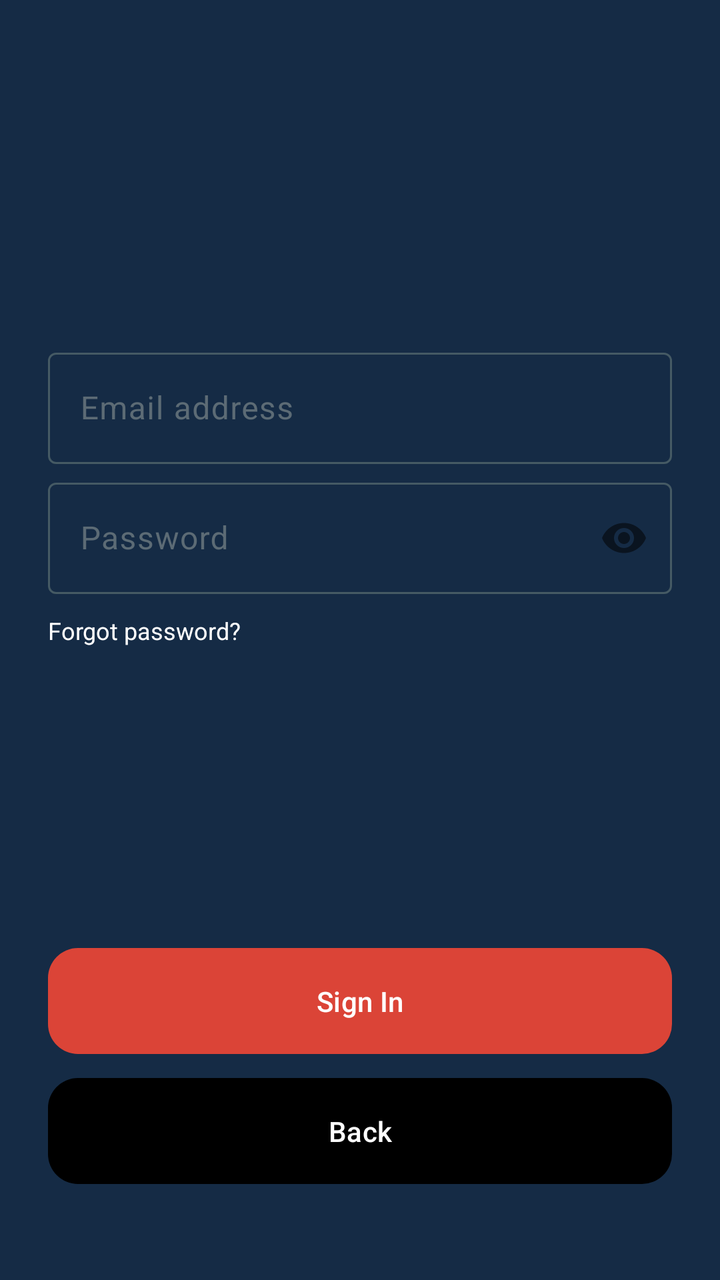
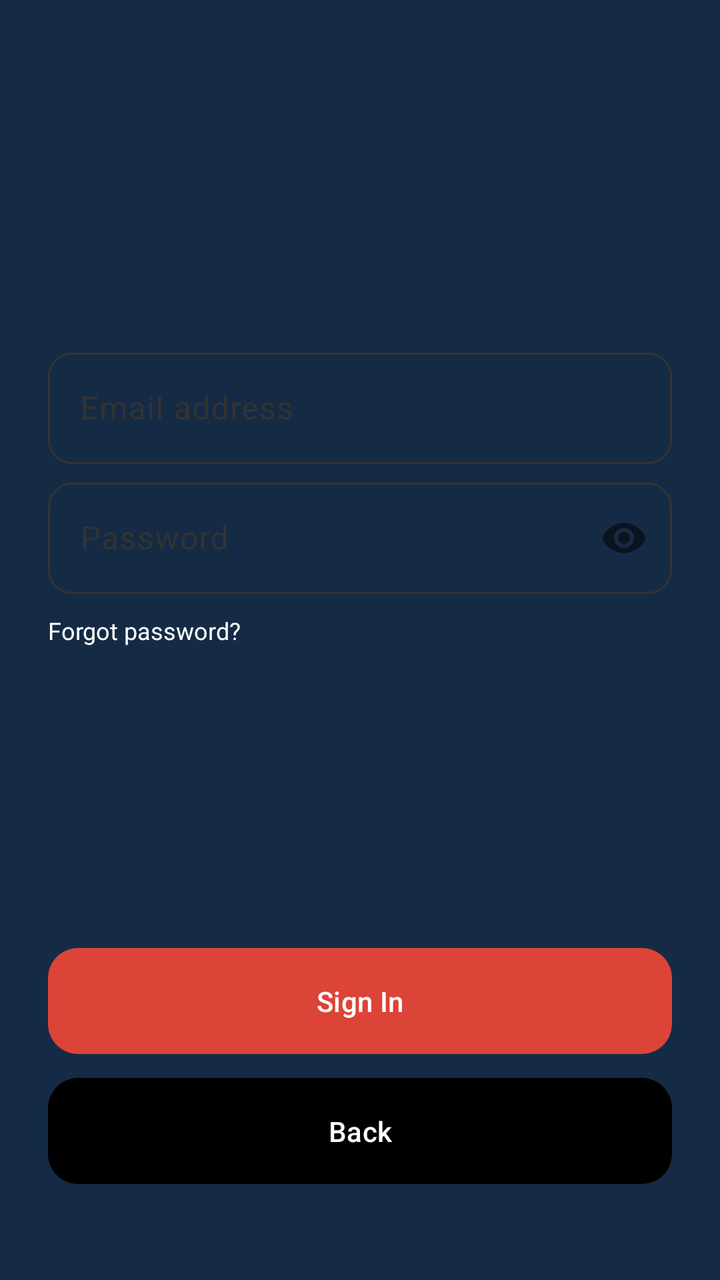

The first picture is an Android layout as it rendered before a commit; the second is the same layout after the commit. The layout source and the unified diff follow.
<!-- AndroidManifest.xml: application theme AppTheme -->
<!-- res/layout/fragment_signin.xml -->
<?xml version="1.0" encoding="utf-8"?>
<androidx.constraintlayout.widget.ConstraintLayout 
    xmlns:android="http://schemas.android.com/apk/res/android"
    xmlns:app="http://schemas.android.com/apk/res-auto"
    android:layout_width="match_parent"
    android:layout_height="match_parent"
    android:padding="24dp">

    
    <com.google.android.material.textfield.TextInputLayout
        android:id="@+id/emailContainer"
        style="@style/Widget.Material3.TextInputLayout.OutlinedBox"
        android:layout_width="0dp"
        android:layout_height="wrap_content"
        android:layout_marginBottom="4dp"
        app:layout_constraintStart_toStartOf="parent"
        app:layout_constraintEnd_toEndOf="parent"
        app:layout_constraintTop_toTopOf="parent"
        app:layout_constraintBottom_toTopOf="@id/passwordContainer"
        app:layout_constraintVertical_chainStyle="packed"
        android:contentDescription="@string/signin_email_desc">

        <com.google.android.material.textfield.TextInputEditText
            android:id="@+id/emailEditText"
            android:layout_width="match_parent"
            android:layout_height="wrap_content"
            android:hint="@string/signin_email_hint"
            android:inputType="textEmailAddress" />
    </com.google.android.material.textfield.TextInputLayout>

    
    <com.google.android.material.textfield.TextInputLayout
        android:id="@+id/passwordContainer"
        style="@style/Widget.Material3.TextInputLayout.OutlinedBox"
        android:layout_width="0dp"
        android:layout_height="wrap_content"
        app:passwordToggleEnabled="true"
        android:layout_marginBottom="4dp"
        app:layout_constraintStart_toStartOf="parent"
        app:layout_constraintEnd_toEndOf="parent"
        app:layout_constraintTop_toBottomOf="@id/emailContainer"
        app:layout_constraintBottom_toTopOf="@id/tvForgotPassword"
        android:contentDescription="@string/signin_password_desc">

        <com.google.android.material.textfield.TextInputEditText
            android:id="@+id/passwordEditText"
            android:layout_width="match_parent"
            android:layout_height="wrap_content"
            android:hint="@string/signin_password_hint"
            android:inputType="textPassword" />
    </com.google.android.material.textfield.TextInputLayout>

    
    <TextView
        android:id="@+id/tvForgotPassword"
        android:layout_width="wrap_content"
        android:layout_height="wrap_content"
        android:text="@string/signin_forgot_password"
        android:textColor="@android:color/white"
        android:textSize="12sp"
        android:layout_marginTop="6dp"
        android:contentDescription="@string/signin_forgot_password_desc"
        app:layout_constraintTop_toBottomOf="@id/passwordContainer"
        app:layout_constraintStart_toStartOf="@id/passwordContainer"
        app:layout_constraintBottom_toTopOf="@id/btnLogin"
        app:layout_constraintVertical_bias="0.5" />

    
    <com.google.android.material.button.MaterialButton
        android:id="@+id/btnLogin"
        style="@style/RedButton"
        android:text="@string/signin_login_button"
        android:contentDescription="@string/signin_login_button_desc"
        android:layout_width="0dp"
        android:layout_height="wrap_content"
        app:layout_constraintStart_toStartOf="parent"
        app:layout_constraintEnd_toEndOf="parent"
        app:layout_constraintBottom_toTopOf="@+id/btnBack"
        android:layout_marginBottom="4dp" />

    
    <com.google.android.material.button.MaterialButton
        android:id="@+id/btnBack"
        style="@style/BlackButton"
        android:text="@string/signin_back_button"
        android:contentDescription="@string/signin_back_button_desc"
        android:layout_width="0dp"
        android:layout_height="wrap_content"
        app:layout_constraintStart_toStartOf="parent"
        app:layout_constraintEnd_toEndOf="parent"
        app:layout_constraintBottom_toBottomOf="parent"
        android:layout_marginBottom="20dp" />
	
</androidx.constraintlayout.widget.ConstraintLayout>
<!-- resources referenced by this layout -->
<resources>
  <string name="signin_back_button">Back</string>
  <string name="signin_back_button_desc">Return to previous screen</string>
  <string name="signin_email_desc">Email input field for sign in</string>
  <string name="signin_email_hint">Email address</string>
  <string name="signin_forgot_password">Forgot password?</string>
  <string name="signin_forgot_password_desc">Forgot password link on sign-in screen</string>
  <string name="signin_login_button">Sign In</string>
  <string name="signin_login_button_desc">Sign in to your AquaLight account</string>
  <string name="signin_password_desc">Password input field for sign in</string>
  <string name="signin_password_hint">Password</string>
  <style name="BlackButton" parent="Widget.Material3.Button">
          <item name="backgroundTint">@android:color/black</item>
          <item name="android:textColor">@android:color/white</item>
          <item name="cornerRadius">15dp</item>
          <item name="android:minHeight">56dp</item>
          <item name="android:paddingTop">17dp</item>
          <item name="android:paddingBottom">17dp</item>
          <item name="android:elevation">0dp</item>
      </style>
  <style name="RedButton" parent="Widget.Material3.Button">
          <item name="backgroundTint">#DB4437</item>
          <item name="android:textColor">@android:color/white</item>
          <item name="cornerRadius">15dp</item>
          <item name="android:minHeight">56dp</item>
          <item name="android:paddingTop">17dp</item>
          <item name="android:paddingBottom">17dp</item>
          <item name="android:elevation">0dp</item>
      </style>
  <color name="md_theme_light_primary">#2196F3</color>
  <color name="md_theme_light_onPrimary">#FFFFFF</color>
  <color name="md_theme_light_secondary">#4A6363</color>
  <color name="md_theme_light_onSecondary">#FFFFFF</color>
  <color name="md_theme_light_background">#152B45</color>
  <color name="md_theme_light_surface">#152B45</color>
  <color name="md_theme_light_onSurface">#E0E6ED</color>
  <color name="md_theme_light_surfaceVariant">#233042</color>
  <color name="md_theme_light_onSurfaceVariant">#5C6B75</color>
  <color name="md_theme_light_outline">#455A64</color>
  <color name="md_theme_light_outlineVariant">#37474F</color>
  <color name="md_theme_light_error">#D32F2F</color>
  <color name="md_theme_light_onError">#FFFFFF</color>
  <!-- unchanged entries left out for length: 1 -->
</resources>

<!-- the commit's change to res/layout/fragment_signin.xml (unified diff, before → after) -->
@@ -9,7 +9,7 @@
     
     <com.google.android.material.textfield.TextInputLayout
         android:id="@+id/emailContainer"
-        style="@style/Widget.Material3.TextInputLayout.OutlinedBox"
+        style="@style/AuthTextInputLayout"
         android:layout_width="0dp"
         android:layout_height="wrap_content"
         android:layout_marginBottom="4dp"
@@ -22,6 +22,7 @@
 
         <com.google.android.material.textfield.TextInputEditText
             android:id="@+id/emailEditText"
+			style="@style/AuthEditText"
             android:layout_width="match_parent"
             android:layout_height="wrap_content"
             android:hint="@string/signin_email_hint"
@@ -31,7 +32,7 @@
     
     <com.google.android.material.textfield.TextInputLayout
         android:id="@+id/passwordContainer"
-        style="@style/Widget.Material3.TextInputLayout.OutlinedBox"
+        style="@style/AuthTextInputLayout"
         android:layout_width="0dp"
         android:layout_height="wrap_content"
         app:passwordToggleEnabled="true"
@@ -44,6 +45,7 @@
 
         <com.google.android.material.textfield.TextInputEditText
             android:id="@+id/passwordEditText"
+			style="@style/AuthEditText"
             android:layout_width="match_parent"
             android:layout_height="wrap_content"
             android:hint="@string/signin_password_hint"
<!-- resource entries referenced after the edit -->
@@ -10,6 +10,29 @@
   <string name="signin_login_button_desc">Sign in to your AquaLight account</string>
   <string name="signin_password_desc">Password input field for sign in</string>
   <string name="signin_password_hint">Password</string>
+  <style name="AuthEditText" parent="Widget.Material3.TextInputEditText.OutlinedBox">
+      <item name="android:textColor">@color/auth_text_color</item>
+      <item name="colorControlActivated">@color/auth_focus_color</item> 
+  </style>
+  <style name="AuthTextInputLayout" parent="Widget.Material3.TextInputLayout.OutlinedBox">
+      
+      <item name="boxStrokeColor">@color/auth_input_stroke_color</item>
+      <item name="boxStrokeWidth">1dp</item>
+      <item name="boxStrokeWidthFocused">2dp</item>
+  
+      
+      <item name="boxCornerRadiusTopStart">12dp</item>
+      <item name="boxCornerRadiusTopEnd">12dp</item>
+      <item name="boxCornerRadiusBottomStart">12dp</item>
+      <item name="boxCornerRadiusBottomEnd">12dp</item>
+  
+      
+      <item name="hintTextColor">@color/auth_hint_color</item>
+      <item name="android:textColorHint">@color/auth_hint_color</item>
+  
+      
+      <item name="boxBackgroundColor">@android:color/transparent</item>
+  </style>
   <style name="BlackButton" parent="Widget.Material3.Button">
           <item name="backgroundTint">@android:color/black</item>
           <item name="android:textColor">@android:color/white</item>
@@ -28,6 +51,8 @@
           <item name="android:paddingBottom">17dp</item>
           <item name="android:elevation">0dp</item>
       </style>
+  <color name="auth_text_color">#000000</color>
+  <color name="auth_focus_color">#2196F3</color>
   <color name="md_theme_light_primary">#2196F3</color>
   <color name="md_theme_light_onPrimary">#FFFFFF</color>
   <color name="md_theme_light_secondary">#4A6363</color>
